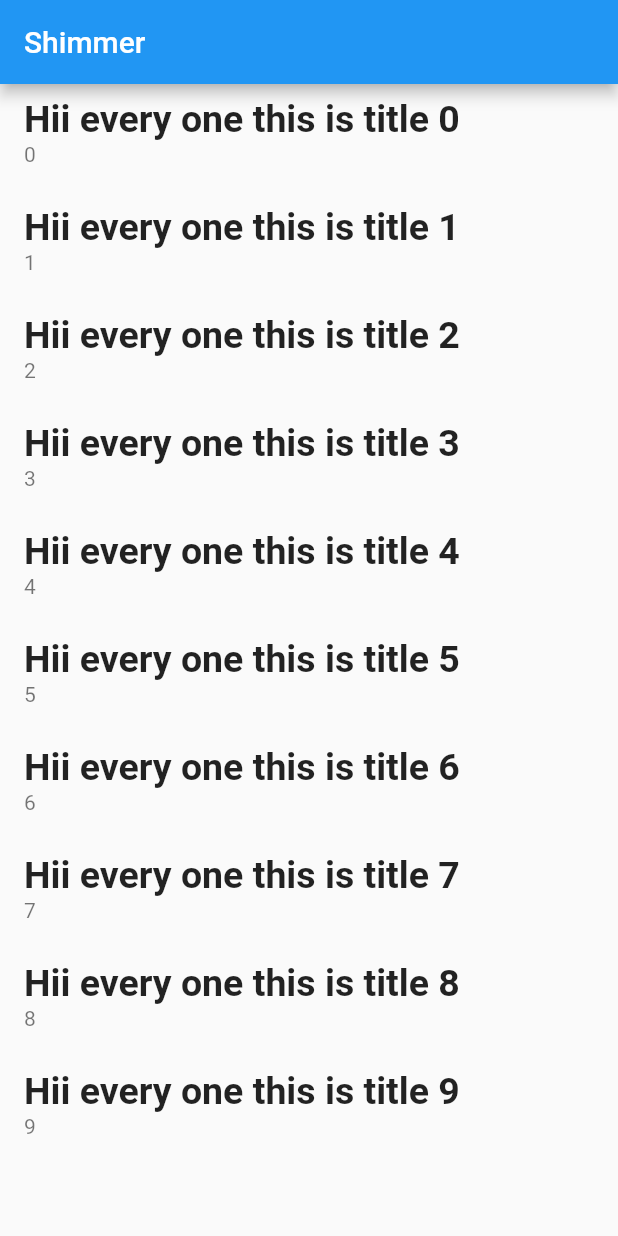
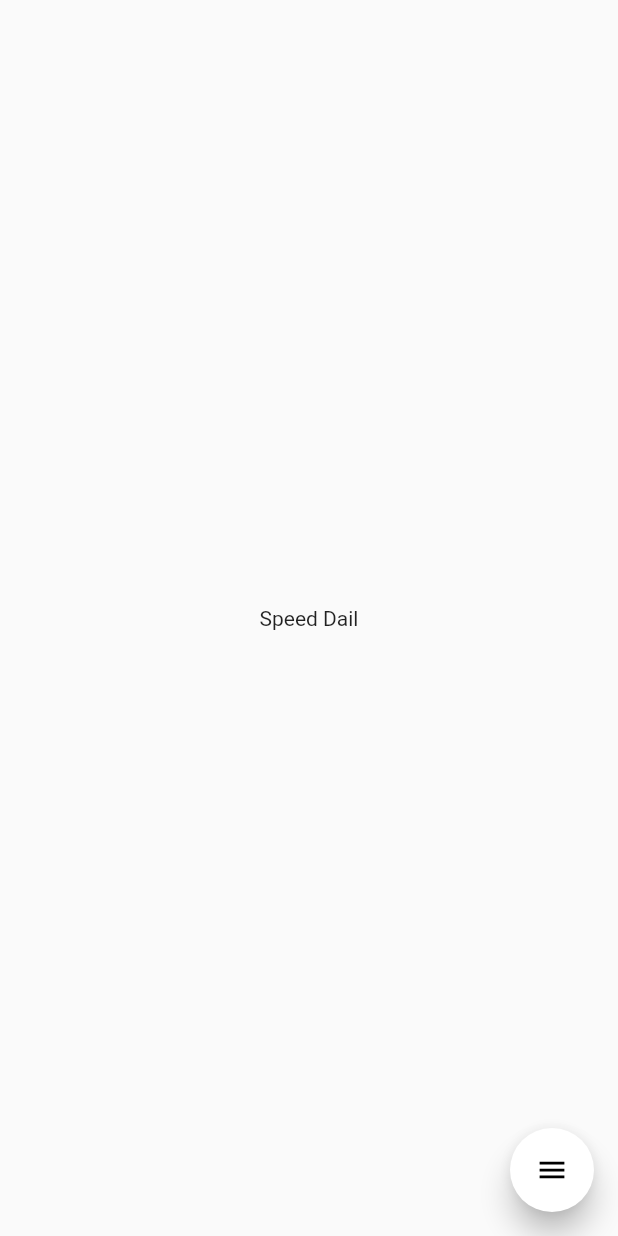
Before and after one commit to akarshbarar/Shimmer_Effect_In_Flutter, a Flutter app: the screen it shows after launch, on a phone screen of 412 x 824 dp. Run offline on Flutter 3.47's test engine with Material 2 defaults, Android fonts, the phone set to English and light mode, and no system bars; drawn by our look-alikes of flutter_speed_dial, shimmer.

Commit message:
Shimmer Effect in Fluuter

```diff
--- a/lib/main.dart
+++ b/lib/main.dart
@@ -1,3 +1,4 @@
+import 'package:dynamic_theme_using_provider/speedDail.dart';
 import 'package:flutter/material.dart';
 import 'package:shimmer/shimmer.dart';
 
@@ -8,7 +9,7 @@ class MyApp extends StatelessWidget {
     return MaterialApp(
       title: "Shimmer Effect",
       debugShowCheckedModeBanner: false,
-      home: Index(),
+      home: SpeedDail(), //Change to Index() if you want to go for Shimmer
     );
   }
 }
--- /dev/null
+++ b/lib/speedDail.dart
@@ -0,0 +1,65 @@
+import 'package:flutter/material.dart';
+import 'package:flutter_speed_dial/flutter_speed_dial.dart';
+
+class SpeedDail extends StatefulWidget {
+  @override
+  _SpeedDailState createState() => _SpeedDailState();
+}
+
+class _SpeedDailState extends State<SpeedDail> {
+  @override
+  Widget build(BuildContext context) {
+    return Scaffold(
+      floatingActionButton: SpeedDial(
+        // both default to 16
+        marginRight: 18,
+        marginBottom: 20,
+        animatedIcon: AnimatedIcons.menu_close,
+        animatedIconTheme: IconThemeData(size: 22.0),
+        // this is ignored if animatedIcon is non null
+        // child: Icon(Icons.add),
+        visible: true,
+        // If true user is forced to close dial manually
+        // by tapping main button and overlay is not rendered.
+        closeManually: false,
+        curve: Curves.bounceIn,
+        overlayColor: Colors.black,
+        overlayOpacity: 0.5,
+        onOpen: () => print('OPENING DIAL'),
+        onClose: () => print('DIAL CLOSED'),
+        tooltip: 'Speed Dial',
+        heroTag: 'speed-dial-hero-tag',
+        backgroundColor: Colors.white,
+        foregroundColor: Colors.black,
+        elevation: 8.0,
+        shape: CircleBorder(),
+        children: [
+          SpeedDialChild(
+              child: Icon(Icons.accessibility),
+              backgroundColor: Colors.red,
+              label: 'First',
+              labelStyle: TextStyle(fontSize: 18.0),
+              onTap: () => print('FIRST CHILD')
+          ),
+          SpeedDialChild(
+            child: Icon(Icons.brush),
+            backgroundColor: Colors.blue,
+            label: 'Second',
+            labelStyle: TextStyle(fontSize: 18.0),
+            onTap: () => print('SECOND CHILD'),
+          ),
+          SpeedDialChild(
+            child: Icon(Icons.keyboard_voice),
+            backgroundColor: Colors.green,
+            label: 'Third',
+            labelStyle: TextStyle(fontSize: 18.0),
+            onTap: () => print('THIRD CHILD'),
+          ),
+        ],
+      ),
+      body: Center(
+        child: Text("Speed Dail"),
+      ),
+    );
+  }
+}
--- a/pubspec.yaml
+++ b/pubspec.yaml
@@ -23,6 +23,7 @@ dependencies:
   fluttertoast: ^3.1.0
   provider:
   shimmer: ^1.0.1
+  flutter_speed_dial: ^1.2.4
 
   # The following adds the Cupertino Icons font to your application.
   # Use with the CupertinoIcons class for iOS style icons.
```
Also changed, not shown: pubspec.lock.
